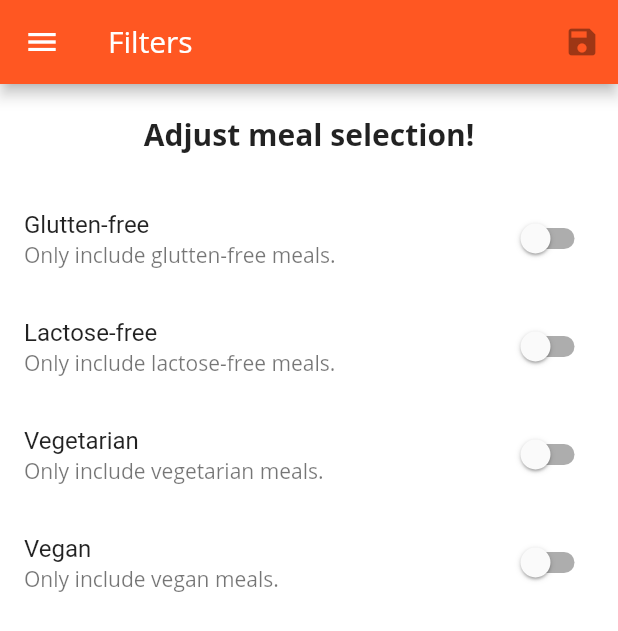
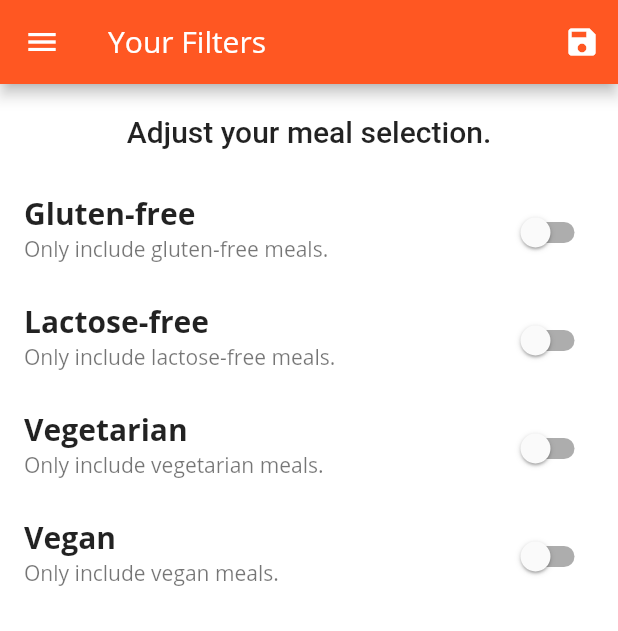
Before and after one commit to varunwani22/Flutter_Projects, a Flutter app: the FilterScreen screen opened by its route, on a phone screen of 412 x 824 dp. Shown: the top 631 px of the screen. Run offline on Flutter 3.47's test engine with Material 2 defaults, Android fonts, the phone set to English and light mode, and no system bars; network calls fail.

Commit message:
meals app with favorites

```diff
--- a/MealsApplications/meals_app/lib/models/category.dart
+++ b/MealsApplications/meals_app/lib/models/category.dart
@@ -6,8 +6,8 @@
   final Color color;
 
   const Category({
-    required this.id,
-    required this.title,
-    required this.color,
+    @required this.id,
+    @required this.title,
+    @required this.color,
   });
 }
--- a/MealsApplications/meals_app/lib/models/filter_model.dart
+++ /dev/null
@@ -1,72 +0,0 @@
-import 'dart:convert';
-
-import 'package:flutter/material.dart';
-import 'package:meals_app/services/shared_preference_service.dart';
-
-FilterModel filterModelFromJson(String str) =>
-    FilterModel.fromJson(json.decode(str));
-
-String filterModelToJson(FilterModel data) => json.encode(data.toJson());
-
-class FilterModel {
-  FilterModel({
-    required this.title,
-    required this.description,
-    required this.currentValue,
-  });
-
-  String title;
-  String description;
-  bool currentValue;
-
-  factory FilterModel.fromJson(Map<String, dynamic> json) => FilterModel(
-        title: json["title"],
-        description: json["description"],
-        currentValue: json["currentValue"],
-      );
-
-  Map<String, dynamic> toJson() => {
-        "title": title,
-        "description": description,
-        "currentValue": currentValue,
-      };
-
-  static Future<List<FilterModel>> fetchData() async {
-    // List<Widget> arrFilterTiles = [];
-    List<FilterModel> arrFilters = [];
-    final FILTER_KEY = 'filters';
-    var storedFilterData =
-        await SharedPreferencesServices.getData(key: FILTER_KEY);
-
-    if (storedFilterData != null) {
-      //retriving  the filtered data
-      List storedFilterList = json.decode(storedFilterData);
-      storedFilterList.forEach((element) {
-        arrFilters.add(FilterModel.fromJson(element));
-      });
-    } else {
-      arrFilters.add(FilterModel(
-        title: 'Glutten-free',
-        description: 'Only include glutten-free meals.',
-        currentValue: false,
-      ));
-      arrFilters.add(FilterModel(
-        title: 'Lactose-free',
-        description: 'Only include lactose-free meals.',
-        currentValue: false,
-      ));
-
-      arrFilters.add(FilterModel(
-        title: 'Vegetarian',
-        description: 'Only include vegetarian meals.',
-        currentValue: false,
-      ));
-      arrFilters.add(FilterModel(
-        title: 'Vegan',
-        description: 'Only include vegan meals.',
-        currentValue: false,
-      ));
-    }
-    return arrFilters;
-  }
-}
--- a/MealsApplications/meals_app/lib/models/meals.dart
+++ b/MealsApplications/meals_app/lib/models/meals.dart
@@ -1,3 +1,5 @@
+import 'package:flutter/foundation.dart';
+
 enum Complexity { Simple, Challenging, Hard }
 enum Affordability { Affordable, Pricey, Luxurious }
 
@@ -17,18 +19,18 @@
   final bool isLactoseFree;
 
   const Meal({
-    required this.id,
-    required this.categories,
-    required this.title,
-    required this.imageUrl,
-    required this.ingredients,
-    required this.steps,
-    required this.duration,
-    required this.complexity,
-    required this.affordability,
-    required this.isVegan,
-    required this.isVegetarian,
-    required this.isGlutenFree,
-    required this.isLactoseFree,
+    @required this.id,
+    @required this.categories,
+    @required this.title,
+    @required this.imageUrl,
+    @required this.ingredients,
+    @required this.steps,
+    @required this.duration,
+    @required this.complexity,
+    @required this.affordability,
+    @required this.isVegan,
+    @required this.isVegetarian,
+    @required this.isGlutenFree,
+    @required this.isLactoseFree,
   });
 }
--- a/MealsApplications/meals_app/lib/screens/categroy_meals_sceen.dart
+++ b/MealsApplications/meals_app/lib/screens/categroy_meals_sceen.dart
@@ -19,15 +19,15 @@
 }
 
 class _CategorymealsScreenState extends State<CategorymealsScreen> {
-  late String categoryTitle;
-  late List<Meal> displayMeals;
+  String categoryTitle;
+  List<Meal> displayMeals;
   var _loadedInitData = false;
 
   @override
   void didChangeDependencies() {
     if (!_loadedInitData) {
       final routeArgs =
-          ModalRoute.of(context)!.settings.arguments as Map<String, String>;
+          ModalRoute.of(context).settings.arguments as Map<String, String>;
       categoryTitle = routeArgs['title'].toString();
       final categoryId = routeArgs['id'];
       displayMeals = widget.availableMeals.where((meals) {
--- a/MealsApplications/meals_app/lib/screens/filer_screen.dart
+++ b/MealsApplications/meals_app/lib/screens/filer_screen.dart
@@ -1,110 +1,216 @@
-import 'dart:convert';
-
 import 'package:flutter/material.dart';
-import 'package:meals_app/models/filter_model.dart';
-import 'package:meals_app/models/meals.dart';
-import 'package:meals_app/services/shared_preference_service.dart';
 import 'package:meals_app/widgets/main_drawer.dart';
 
 class FilterScreen extends StatefulWidget {
   static const routeName = '/filters';
-  Meal meal;
+  final Function saveFilters;
+  final Map<String, bool> currentFilters;
 
-  FilterScreen({required this.meal});
+  FilterScreen({@required this.saveFilters, @required this.currentFilters});
 
   @override
   _FilterScreenState createState() => _FilterScreenState();
 }
 
 class _FilterScreenState extends State<FilterScreen> {
-  List<Widget> arrFilterTiles = [];
-  List<FilterModel> arrFilters = [];
-  final FILTER_KEY = 'filters';
+  bool _glutenFree = false;
+  bool _vegetarian = false;
+  bool _vegan = false;
+  bool _lactoseFree = false;
 
-  fetchData() {
-    FilterModel.fetchData().then((arrStoredFilters) {
-      //getting filter model and and returning it into the filtertile
-      arrFilterTiles.addAll(
-        arrStoredFilters.map((filterModel) {
-          return _buildSwitchTile(filterModel: filterModel);
-        }),
-      );
-      arrFilters.addAll(arrStoredFilters);
+  // fetchData() {
+  //   FilterModel.fetchData().then((arrStoredFilters) {
+  //     //getting filter model and and returning it into the filtertile
+  //     arrFilterTiles.addAll(
+  //       arrStoredFilters.map((filterModel) {
+  //         return _buildSwitchTile(filterModel: filterModel);
+  //       }),
+  //     );
+  //     arrFilters.addAll(arrStoredFilters);
 
-      print('aasas${arrFilterTiles.length}');
-      setState(() {
-        print(arrFilterTiles.length);
-      });
-    });
-  }
+  //     print('aasas${arrFilterTiles.length}');
+  //     setState(() {
+  //       print(arrFilterTiles.length);
+  //     });
+  //   });
+  // }
 
   @override
   void initState() {
+    _glutenFree = widget.currentFilters['gluten'];
+    _lactoseFree = widget.currentFilters['lactose'];
+    _vegetarian = widget.currentFilters['vegetarian'];
+    _vegan = widget.currentFilters['vegan'];
     super.initState();
-    fetchData();
+    // fetchData();
   }
 
-  Widget _buildSwitchTile({required FilterModel filterModel}) {
-    return StatefulBuilder(
-      builder: (BuildContext context, void Function(void Function()) setState) {
-        return SwitchListTile(
-          title: Text(filterModel.title),
-          subtitle: Text(filterModel.description),
-          value: filterModel.currentValue,
-          onChanged: (newValue) {
-            setState(() {
-              filterModel.currentValue = newValue;
-            });
-          },
-        );
-      },
+  Widget _buildSwitchListTile(
+    String title,
+    String description,
+    bool currentValue,
+    Function updateValue,
+  ) {
+    return SwitchListTile(
+      title: Text(title),
+      value: currentValue,
+      subtitle: Text(
+        description,
+      ),
+      onChanged: updateValue,
     );
   }
 
   @override
   Widget build(BuildContext context) {
     return Scaffold(
-      drawer: MainDrawer(),
       appBar: AppBar(
-        title: Text('Filters'),
-        actions: [
+        title: Text('Your Filters'),
+        actions: <Widget>[
           IconButton(
+            icon: Icon(Icons.save),
             onPressed: () {
-              var arrFilterJson = [];
-              arrFilters.forEach((element) {
-                arrFilterJson.add(element.toJson());
-              });
-
-              SharedPreferencesServices.saveData(
-                data: json.encode(arrFilterJson),
-                key: FILTER_KEY,
-              );
-
-              widget.meal.isGlutenFree =
+              final selectedFilters = {
+                'gluten': _glutenFree,
+                'lactose': _lactoseFree,
+                'vegan': _vegan,
+                'vegetarian': _vegetarian,
+              };
+              widget.saveFilters(selectedFilters);
             },
-            icon: Icon(Icons.save),
           )
         ],
       ),
+      drawer: MainDrawer(),
       body: Column(
-        children: [
+        children: <Widget>[
           Container(
             padding: EdgeInsets.all(20),
             child: Text(
-              'Adjust meal selection!',
-              style: Theme.of(context).textTheme.title,
+              'Adjust your meal selection.',
+              style: Theme.of(context).textTheme.headline6,
             ),
           ),
           Expanded(
-            child: ListView.builder(
-              itemCount: arrFilterTiles.length,
-              itemBuilder: (context, index) {
-                return arrFilterTiles[index];
-              },
+            child: ListView(
+              children: <Widget>[
+                _buildSwitchListTile(
+                  'Gluten-free',
+                  'Only include gluten-free meals.',
+                  _glutenFree,
+                  (newValue) {
+                    setState(
+                      () {
+                        _glutenFree = newValue;
+                      },
+                    );
+                  },
+                ),
+                _buildSwitchListTile(
+                  'Lactose-free',
+                  'Only include lactose-free meals.',
+                  _lactoseFree,
+                  (newValue) {
+                    setState(
+                      () {
+                        _lactoseFree = newValue;
+                      },
+                    );
+                  },
+                ),
+                _buildSwitchListTile(
+                  'Vegetarian',
+                  'Only include vegetarian meals.',
+                  _vegetarian,
+                  (newValue) {
+                    setState(
+                      () {
+                        _vegetarian = newValue;
+                      },
+                    );
+                  },
+                ),
+                _buildSwitchListTile(
+                  'Vegan',
+                  'Only include vegan meals.',
+                  _vegan,
+                  (newValue) {
+                    setState(
+                      () {
+                        _vegan = newValue;
+                      },
+                    );
+                  },
+                )
+              ],
             ),
           ),
         ],
       ),
     );
+
+    // Widget _buildSwitchTile({
+    //   String title,
+    //   String description,
+    //   bool currentValue,
+    //   Function updateValue,
+    //   }) {
+    //   return StatefulBuilder(
+    //     builder: (BuildContext context, void Function(void Function()) setState) {
+    //       return SwitchListTile(
+    //         title: Text(filterModel.title),
+    //         subtitle: Text(filterModel.description),
+    //         value: filterModel.currentValue,
+    //         onChanged: (newValue) {
+    //           setState(() {
+    //             filterModel.currentValue = newValue;
+    //           });
+    //         },
+    //       );
+    //     },
+    //   );
+    // }
+
+    // @override
+    // Widget build(BuildContext context) {
+    //   return Scaffold(
+    //     drawer: MainDrawer(),
+    //     appBar: AppBar(
+    //       title: const Text('Filters'),
+    //       actions: [
+    //         IconButton(
+    //           onPressed: () {
+    //             final selectedFilters = {
+    //               'gluten': _glutenFree,
+    //               'lactose': _lactoseFree,
+    //               'vegan': _vegan,
+    //               'vegetarian': _vegetarian,
+    //             };
+    //             widget.saveFilters(selectedFilters);
+    //           },
+    //           icon: Icon(Icons.save),
+    //         )
+    //       ],
+    //     ),
+    //     body: Column(
+    //       children: [
+    //         Container(
+    //           padding: EdgeInsets.all(20),
+    //           child: Text(
+    //             'Adjust meal selection!',
+    //             style: Theme.of(context).textTheme.title,
+    //           ),
+    //         ),
+    //         Expanded(
+    //           child: ListView.builder(
+    //             itemCount: arrFilterTiles.length,
+    //             itemBuilder: (context, index) {
+    //               return arrFilterTiles[index];
+    //             },
+    //           ),
+    //         ),
+    //       ],
+    //     ),
+    //   );
   }
 }
--- a/MealsApplications/meals_app/lib/screens/meal_details_screen.dart
+++ b/MealsApplications/meals_app/lib/screens/meal_details_screen.dart
@@ -7,7 +7,7 @@
   final Function toggleFavorite;
   final Function isFavorite;
 
-  MealDetailsScreen(this.toggleFavorite, this.isFavorite);
+  MealDetailsScreen({this.toggleFavorite, this.isFavorite});
 
   Widget sectionTitle(String title, BuildContext context) {
     return Container(
@@ -16,7 +16,7 @@
       ),
       child: Text(
         title,
-        style: Theme.of(context).textTheme.title,
+        style: Theme.of(context).textTheme.headline6,
       ),
     );
   }
@@ -38,7 +38,7 @@
 
   @override
   Widget build(BuildContext context) {
-    final mealId = ModalRoute.of(context)!.settings.arguments as String;
+    final mealId = ModalRoute.of(context).settings.arguments as String;
     final selectedmeals = DUMMY_MEALS.firstWhere((meal) => meal.id == mealId);
     return Scaffold(
       appBar: AppBar(
--- a/MealsApplications/meals_app/lib/services/shared_preference_service.dart
+++ b/MealsApplications/meals_app/lib/services/shared_preference_service.dart
@@ -1,15 +1,15 @@
-import 'package:shared_preferences/shared_preferences.dart';
+// import 'package:shared_preferences/shared_preferences.dart';
 
-class SharedPreferencesServices {
-  static Future<bool> saveData(
-      {required String data, required String key}) async {
-    SharedPreferences prefs = await SharedPreferences.getInstance();
-    return prefs.setString(key, data);
-  }
+// class SharedPreferencesServices {
+//   static Future<bool> saveData(
+//       {required String data, required String key}) async {
+//     SharedPreferences prefs = await SharedPreferences.getInstance();
+//     return prefs.setString(key, data);
+//   }
 
-  static Future<String?> getData({required String key}) async {
-    SharedPreferences prefs = await SharedPreferences.getInstance();
-    var data = prefs.getString(key);
-    return data;
-  }
-}
+//   static Future<String?> getData({required String key}) async {
+//     SharedPreferences prefs = await SharedPreferences.getInstance();
+//     var data = prefs.getString(key);
+//     return data;
+//   }
+// }
--- a/MealsApplications/meals_app/pubspec.yaml
+++ b/MealsApplications/meals_app/pubspec.yaml
@@ -18,7 +18,7 @@
 version: 1.0.0+1
 
 environment:
-  sdk: ">=2.12.0 <3.0.0"
+  sdk: ">=2.11.0 <3.0.0"
 
 dependencies:
   flutter:
```
Also changed, not shown: MealsApplications/meals_app/lib/main.dart (+13 -10 lines), MealsApplications/meals_app/lib/screens/categories_screen.dart (+5 -5 lines), MealsApplications/meals_app/lib/screens/favorite_screen.dart (+11 -2 lines), MealsApplications/meals_app/lib/widgets/category_item.dart (+6 -2 lines), MealsApplications/meals_app/lib/widgets/meal_items.dart (+6 -6 lines), MealsApplications/meals_app/pubspec.lock, 3 other files.
